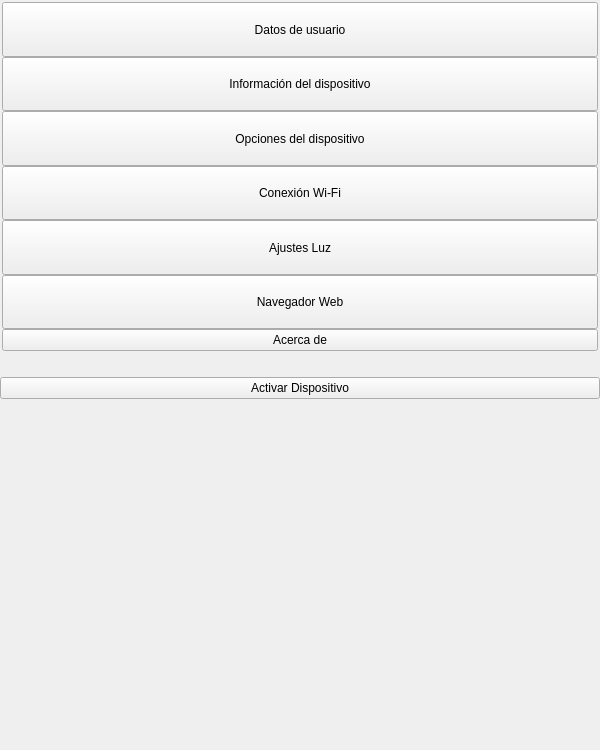
The window that bqSetting/ui/Settings.ui (bq/cervantes) describes before a commit, drawn with Qt 5.
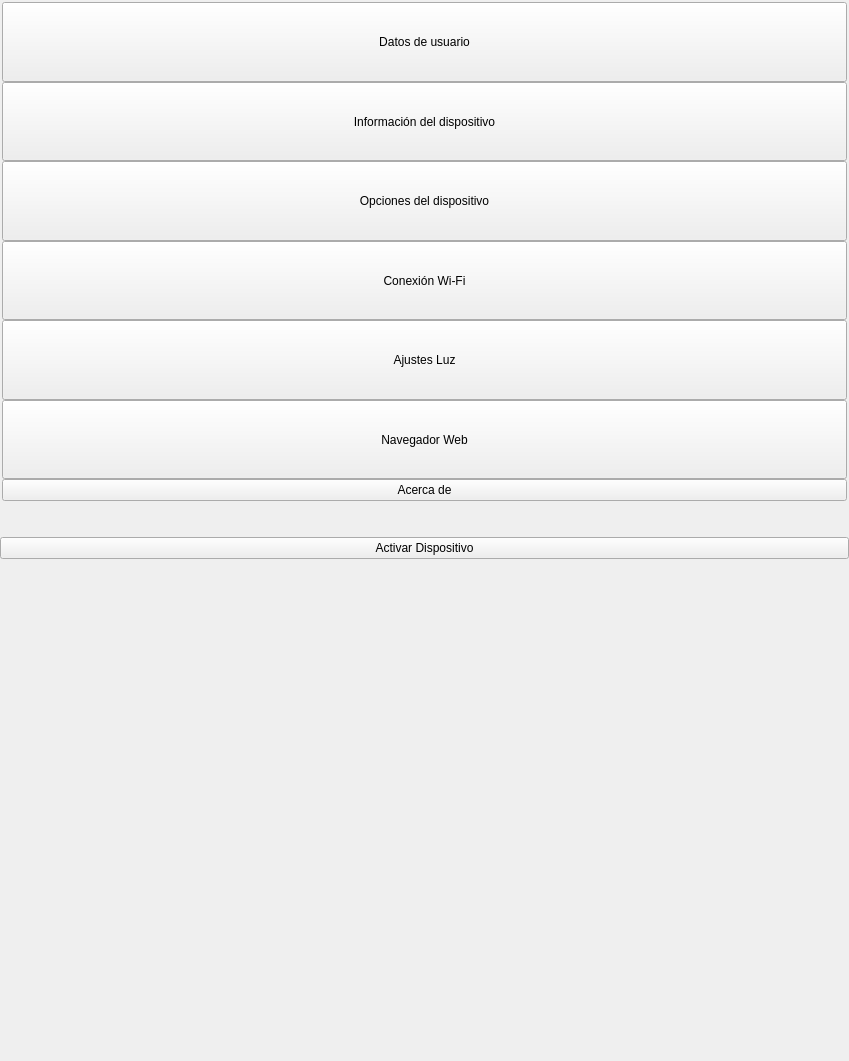
The same window after the commit. Custom widgets are drawn as their Qt base class.

```diff
--- a/bqSetting/ui/Settings.ui
+++ b/bqSetting/ui/Settings.ui
@@ -6,8 +6,8 @@
    <rect>
     <x>0</x>
     <y>0</y>
-    <width>600</width>
-    <height>750</height>
+    <width>849</width>
+    <height>1061</height>
    </rect>
   </property>
   <property name="sizePolicy">
@@ -260,8 +260,8 @@
      </property>
      <property name="sizeHint" stdset="0">
       <size>
-       <width>20</width>
-       <height>25</height>
+       <width>28</width>
+       <height>35</height>
       </size>
      </property>
     </spacer>
@@ -280,8 +280,8 @@
      </property>
      <property name="sizeHint" stdset="0">
       <size>
-       <width>20</width>
-       <height>40</height>
+       <width>28</width>
+       <height>57</height>
       </size>
      </property>
     </spacer>
```
Left out of the diff: 14 changed lines with no effect on the pictures.
